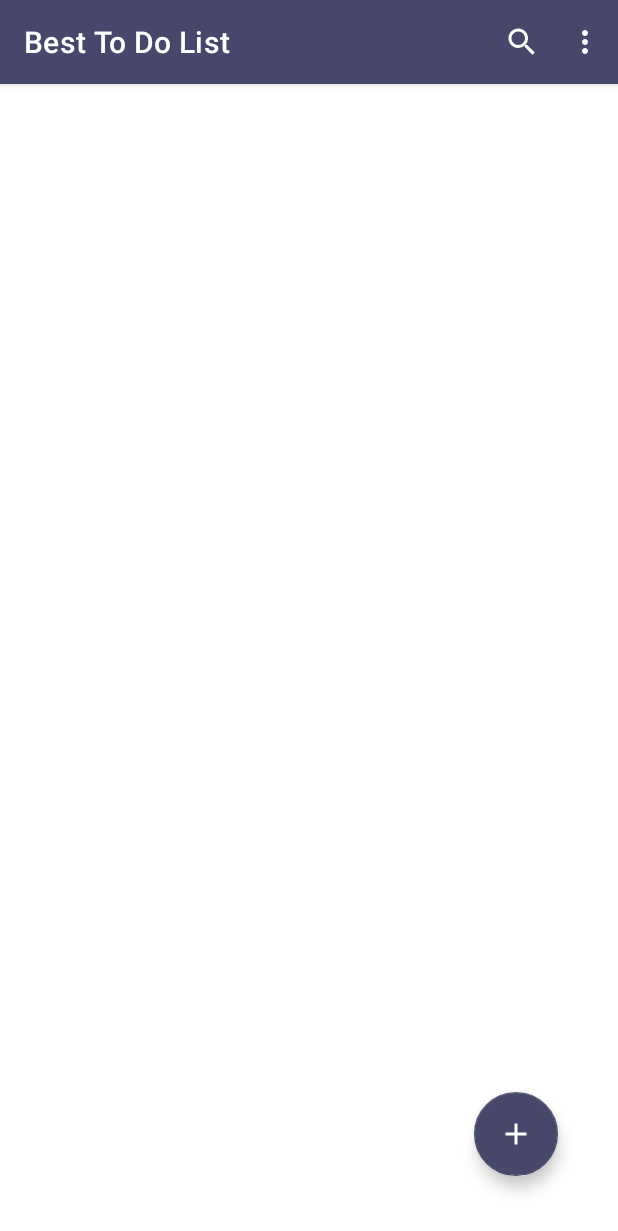
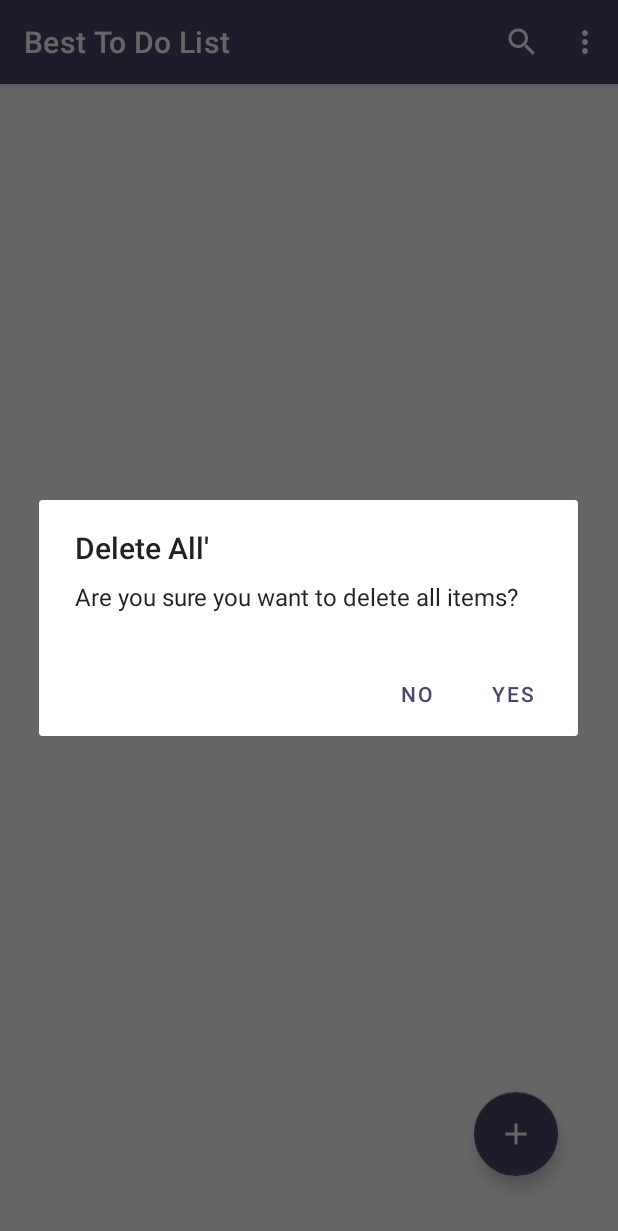
Before and after one commit to juanchosandox90/BestToDoApp, an Android app: the screen it shows after launch (MainActivity), in the options menu, after a tap on "Delete", on a phone screen of 412 x 824 dp. Shown: the top 1231 px of the screen. Run offline under Robolectric (Android 15) with nearby library versions, the phone set to English and light mode, and no system bars; our stand-ins replace Room's generated code, navigation-ui.

Commit message:
Delete Single Item and Delete All from DB
- Create DeleteSingleItem and DeleteAll methods in the DAO
- Implement the DeleteSingleItem inside the UpdateFragment.kt
- Implement the DeleteAllItems inside the ListFragment.kt
- Change some UI in the priority spinner
- Add some strings to avoid hardcoded ones in the app

```diff
--- a/app/src/main/java/com/sandoval/besttodoapp/data/ToDoDao.kt
+++ b/app/src/main/java/com/sandoval/besttodoapp/data/ToDoDao.kt
@@ -25,4 +25,10 @@ interface ToDoDao {
 
     @Update
     suspend fun updateData(toDoData: ToDoData)
+
+    @Delete
+    suspend fun deleteSingleItem(toDoData: ToDoData)
+
+    @Query("DELETE FROM todo_table")
+    suspend fun deleteAllItems()
 }
--- a/app/src/main/java/com/sandoval/besttodoapp/ui/fragments/ListFragment.kt
+++ b/app/src/main/java/com/sandoval/besttodoapp/ui/fragments/ListFragment.kt
@@ -2,6 +2,7 @@ package com.sandoval.besttodoapp.ui.fragments
 
 import android.os.Bundle
 import android.view.*
+import androidx.appcompat.app.AlertDialog
 import androidx.fragment.app.Fragment
 import androidx.fragment.app.viewModels
 import androidx.navigation.NavController
@@ -12,12 +13,14 @@ import com.sandoval.besttodoapp.data.viewmodel.ToDoViewModel
 import kotlinx.android.synthetic.main.fragment_list.view.*
 import com.sandoval.besttodoapp.utils.actionListToAdd
 import com.sandoval.besttodoapp.ui.fragments.adapters.ListAdapter
+import com.sandoval.besttodoapp.ui.viewmodel.SharedViewModel
 
 
 class ListFragment : Fragment() {
 
     private lateinit var navController: NavController
     private val mToDoViewModel: ToDoViewModel by viewModels()
+    private val mSharedViewModel: SharedViewModel by viewModels()
     private val listAdapter: ListAdapter by lazy {
         ListAdapter()
     }
@@ -26,35 +29,48 @@ class ListFragment : Fragment() {
         inflater: LayoutInflater, container: ViewGroup?,
         savedInstanceState: Bundle?
     ): View? {
-
-        navController = findNavController()
         val view = inflater.inflate(R.layout.fragment_list, container, false)
         intRecyclerView(view)
+        setHasOptionsMenu(true)
+        return view
+    }
 
+    private fun intRecyclerView(view: View) {
+        navController = findNavController()
+        val recyclerView = view.recyclerViewList
+        recyclerView.adapter = listAdapter
+        recyclerView.layoutManager = LinearLayoutManager(requireActivity())
+        view.addToDoButton.setOnClickListener {
+            navController.navigate(actionListToAdd)
+        }
         //ViewModel will be used to observe and paint the data that is hosted in the BD. With
         //method getAllData that uses a LiveData
         //TODO: check if the DB is empty and paint the NO DATA UI in the list fragment.
         mToDoViewModel.getAllData.observe(viewLifecycleOwner, { data ->
             listAdapter.setData(data)
         })
-
-        view.addToDoButton.setOnClickListener {
-            navController.navigate(actionListToAdd)
-
-        }
-
-        setHasOptionsMenu(true)
-
-        return view
-    }
-
-    private fun intRecyclerView(view: View) {
-        val recyclerView = view.recyclerViewList
-        recyclerView.adapter = listAdapter
-        recyclerView.layoutManager = LinearLayoutManager(requireActivity())
     }
 
     override fun onCreateOptionsMenu(menu: Menu, inflater: MenuInflater) {
         inflater.inflate(R.menu.list_fragment_menu, menu)
     }
+
+    override fun onOptionsItemSelected(item: MenuItem): Boolean {
+        if (item.itemId == R.id.menu_delete_all) {
+            val builder = AlertDialog.Builder(requireContext())
+            builder.setTitle(getString(R.string.list_fragment_dialog_delete_all_title))
+            builder.setMessage(getString(R.string.list_fragment_dialog_delete_all_message))
+            builder.setPositiveButton(getString(R.string.dialog_yes)) { _, _ ->
+                mToDoViewModel.deleteAllItems()
+                mSharedViewModel.successDialog(
+                    requireActivity(),
+                    getString(R.string.success_dialog_delete_title),
+                    getString(R.string.success_dialog_delete_all_message)
+                )
+            }
+            builder.setNegativeButton(getString(R.string.dialog_no)) { _, _ -> }
+            builder.create().show()
+        }
+        return super.onOptionsItemSelected(item)
+    }
 }
--- a/app/src/main/res/values/strings.xml
+++ b/app/src/main/res/values/strings.xml
@@ -12,6 +12,9 @@
     <string name="list_fragment_menu_delete_all_title">Delete</string>
     <string name="list_fragment_no_data_textview">No Data!</string>
     <string name="list_fragment_no_data_img_desc">No Data IMG Description</string>
+    <string name="success_dialog_delete_all_message">All To Do Item has been successfully deleted</string>
+    <string name="list_fragment_dialog_delete_all_title">Delete All\'</string>
+    <string name="list_fragment_dialog_delete_all_message">Are you sure you want to delete all items?</string>
 
     <!-- Add Fragment Strings-->
     <string name="add_fragment_menu_add_todo_title">Add To Do</string>
@@ -27,8 +30,14 @@
     <string name="update_fragment_delete_todo_title">Delete</string>
     <string name="update_fragment_dialog_title_success">Update Success!</string>
     <string name="update_fragment_dialog_message_success">Your To Do has been successfully updated!</string>
+    <string name="success_dialog_delete_title">Delete Success</string>
+    <string name="success_dialog_delete_single_message">The To Do Item has been successfully deleted</string>
 
-    <!--Spiner add array-->
+    <!--General Dialog Strings-->
+    <string name="dialog_yes">Yes</string>
+    <string name="dialog_no">No</string>
+
+    <!--Spinner add array-->
     <string-array name="priorities">
         <item>High Priority</item>
         <item>Medium Priority</item>
```
Also changed, not shown: app/src/main/java/com/sandoval/besttodoapp/data/repository/ToDoRepository.kt (+8 -0 lines), app/src/main/java/com/sandoval/besttodoapp/data/viewmodel/ToDoViewModel.kt (+12 -0 lines), app/src/main/java/com/sandoval/besttodoapp/ui/fragments/AddFragment.kt (+6 -2 lines), app/src/main/java/com/sandoval/besttodoapp/ui/fragments/UpdateFragment.kt (+32 -7 lines), app/src/main/java/com/sandoval/besttodoapp/ui/viewmodel/SharedViewModel.kt (+18 -0 lines).
